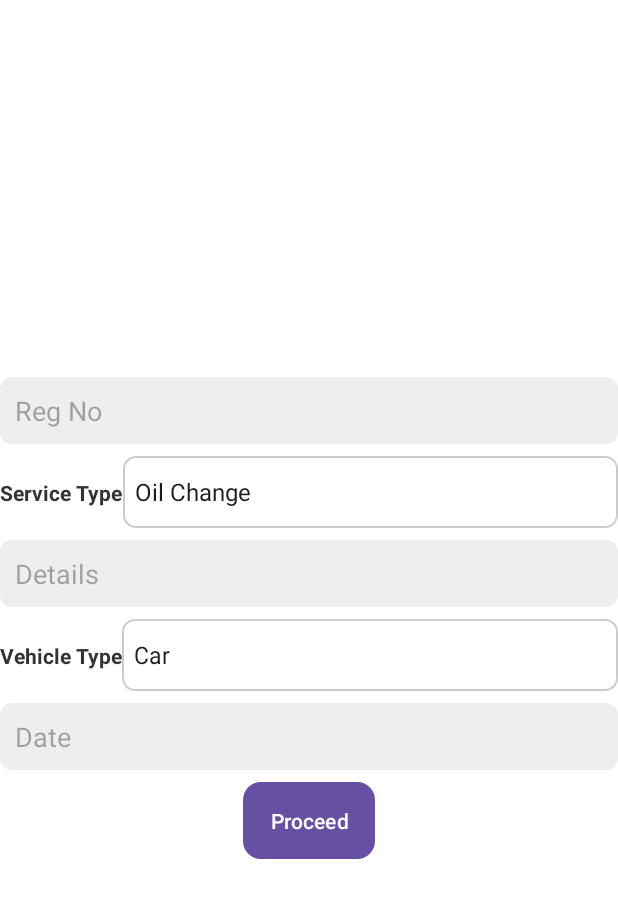
After one commit to amilharshaq/Vehicle_History_Android, an Android app: the ProceedToBooking screen opened directly, with no data from a screen before it, on a phone screen of 412 x 824 dp. The commit adds this screen. Shown: the top 898 px of the screen. Run offline under Robolectric (Android 15) with nearby library versions, the phone set to English and light mode, and no system bars; our stand-ins replace Volley.

```diff
--- /dev/null
+++ b/app/src/main/java/com/example/vehicle_history/ProceedToBooking.java
@@ -0,0 +1,200 @@
+package com.example.vehicle_history;
+
+import android.app.DatePickerDialog;
+import android.content.Intent;
+import android.content.SharedPreferences;
+import android.os.Bundle;
+import android.preference.PreferenceManager;
+import android.util.Log;
+import android.view.View;
+import android.widget.AdapterView;
+import android.widget.ArrayAdapter;
+import android.widget.Button;
+import android.widget.EditText;
+import android.widget.Spinner;
+import android.widget.Toast;
+
+import androidx.activity.EdgeToEdge;
+import androidx.appcompat.app.AppCompatActivity;
+import androidx.core.graphics.Insets;
+import androidx.core.view.ViewCompat;
+import androidx.core.view.WindowInsetsCompat;
+
+import com.android.volley.Request;
+import com.android.volley.RequestQueue;
+import com.android.volley.Response;
+import com.android.volley.VolleyError;
+import com.android.volley.toolbox.StringRequest;
+import com.android.volley.toolbox.Volley;
+
+import org.json.JSONException;
+import org.json.JSONObject;
+
+import java.util.Calendar;
+import java.util.HashMap;
+import java.util.Map;
+
+public class ProceedToBooking extends AppCompatActivity implements AdapterView.OnItemSelectedListener {
+
+    EditText e1,e2,e3;
+    Spinner sp1, sp2;
+    Button b1;
+    String[] services = {"Oil Change", "Engine Repair", "Battery Replacement", "Wheel Alignment", "Brake Service", "AC Repair", "General Maintenance"};
+
+    String[] vehicles = {"Car", "Motorcycle", "Truck", "Bus", "SUV", "Van", "Electric Vehicle"};
+
+    String service_type, vehicle_type;
+
+
+
+    @Override
+    protected void onCreate(Bundle savedInstanceState) {
+        super.onCreate(savedInstanceState);
+        EdgeToEdge.enable(this);
+        setContentView(R.layout.activity_proceed_to_booking);
+
+
+
+
+        ViewCompat.setOnApplyWindowInsetsListener(findViewById(R.id.main), (v, insets) -> {
+            Insets systemBars = insets.getInsets(WindowInsetsCompat.Type.systemBars());
+            v.setPadding(systemBars.left, systemBars.top, systemBars.right, systemBars.bottom);
+            return insets;
+        });
+
+        SharedPreferences sh = PreferenceManager.getDefaultSharedPreferences(ProceedToBooking.this);
+
+        e1 = findViewById(R.id.editTextText2);
+        e2 = findViewById(R.id.editTextText3);
+        e3 = findViewById(R.id.editTextText4);
+        b1 = findViewById(R.id.button);
+        sp1 = findViewById(R.id.spinner);
+        sp2 = findViewById(R.id.spinner2);
+
+        ArrayAdapter<String> adapter = new ArrayAdapter<>(this, android.R.layout.simple_spinner_dropdown_item, services);
+        sp1.setAdapter(adapter);
+
+        sp1.setOnItemSelectedListener(ProceedToBooking.this);
+
+        ArrayAdapter<String> adapter2 = new ArrayAdapter<>(this, android.R.layout.simple_spinner_dropdown_item, vehicles);
+        sp2.setAdapter(adapter2);
+
+        sp2.setOnItemSelectedListener(ProceedToBooking.this);
+
+        e3.setOnClickListener(view -> showDatePicker());
+
+        b1.setOnClickListener(new View.OnClickListener() {
+            @Override
+            public void onClick(View view) {
+                String regno, details, date;
+
+                Toast.makeText(ProceedToBooking.this, "Ok", Toast.LENGTH_SHORT).show();
+
+                regno = e1.getText().toString();
+                details = e2.getText().toString();
+                date = e3.getText().toString();
+
+
+                RequestQueue queue = Volley.newRequestQueue(ProceedToBooking.this);
+                String url = "http://" + sh.getString("ip", "") + ":5000/book_service_center";
+
+                // Request a string response from the provided URL.
+                StringRequest stringRequest = new StringRequest(Request.Method.POST, url, new Response.Listener<String>() {
+                    @Override
+                    public void onResponse(String response) {
+                        // Display the response string.
+                        Log.d("+++++++++++++++++", response);
+                        try {
+                            JSONObject json = new JSONObject(response);
+                            String res = json.getString("task");
+//                            Toast.makeText(Login.this, ""+response, Toast.LENGTH_SHORT).show();
+
+                            if (res.equalsIgnoreCase("valid")) {
+
+                                Toast.makeText(ProceedToBooking.this, "Successfully Booked", Toast.LENGTH_SHORT).show();
+
+                                Intent location = new Intent(getApplicationContext(), Locationservice.class);
+                                startService(location);
+//
+                                Intent i = new Intent(getApplicationContext(),MainActivity.class);
+                                startActivity(i);
+
+
+                            } else {
+
+                                Toast.makeText(ProceedToBooking.this, "Something went wrong", Toast.LENGTH_SHORT).show();
+
+                            }
+                        } catch (JSONException e) {
+                            e.printStackTrace();
+                        }
+
+
+                    }
+                }, new Response.ErrorListener() {
+                    @Override
+                    public void onErrorResponse(VolleyError error) {
+
+
+                        Toast.makeText(getApplicationContext(), "Error" + error, Toast.LENGTH_LONG).show();
+                    }
+                }) {
+                    @Override
+                    protected Map<String, String> getParams() {
+                        Map<String, String> params = new HashMap<String, String>();
+                        params.put("regno", regno);
+                        params.put("details", details);
+                        params.put("date", date);
+                        params.put("service_type", service_type);
+                        params.put("vehicle_type", vehicle_type);
+                        params.put("sid", getIntent().getStringExtra("sid"));
+                        params.put("lid", sh.getString("lid",""));
+
+                        return params;
+                    }
+                };
+                queue.add(stringRequest);
+
+
+            }
+        });
+
+
+    }
+
+    private void showDatePicker() {
+        // Get the current date
+        Calendar calendar = Calendar.getInstance();
+        int year = calendar.get(Calendar.YEAR);
+        int month = calendar.get(Calendar.MONTH);
+        int day = calendar.get(Calendar.DAY_OF_MONTH);
+
+        // Show DatePickerDialog
+        DatePickerDialog datePickerDialog = new DatePickerDialog(
+                this,
+                (view, selectedYear, selectedMonth, selectedDay) -> {
+                    // Format date as DD/MM/YYYY
+                    String selectedDate = selectedDay + "/" + (selectedMonth + 1) + "/" + selectedYear;
+                    e3.setText(selectedDate);
+                },
+                year, month, day
+        );
+
+        datePickerDialog.show();
+    }
+
+    @Override
+    public void onItemSelected(AdapterView<?> adapterView, View view, int i, long l) {
+
+        if (adapterView.getId() == R.id.spinner) {
+            service_type = services[i];
+        } else if (adapterView.getId() == R.id.spinner2) {
+            vehicle_type = vehicles[i];
+        }
+    }
+
+    @Override
+    public void onNothingSelected(AdapterView<?> adapterView) {
+
+    }
+}
--- /dev/null
+++ b/app/src/main/res/drawable/button_bg.xml
@@ -0,0 +1,4 @@
+<shape xmlns:android="http://schemas.android.com/apk/res/android">
+    <corners android:radius="12dp"/>
+    <solid android:color="#6200EE"/>
+</shape>
--- /dev/null
+++ b/app/src/main/res/drawable/input_bg.xml
@@ -0,0 +1,5 @@
+<shape xmlns:android="http://schemas.android.com/apk/res/android">
+    <corners android:radius="8dp"/>
+    <solid android:color="#EEEEEE"/>
+    <padding android:left="8dp" android:right="8dp"/>
+</shape>
--- /dev/null
+++ b/app/src/main/res/drawable/spinner_bg.xml
@@ -0,0 +1,5 @@
+<shape xmlns:android="http://schemas.android.com/apk/res/android">
+    <corners android:radius="8dp"/>
+    <solid android:color="#FFFFFF"/>
+    <stroke android:width="1dp" android:color="#CCCCCC"/>
+</shape>
--- a/app/src/main/res/layout/activity_custom3.xml
+++ b/app/src/main/res/layout/activity_custom3.xml
@@ -17,7 +17,7 @@
             android:id="@+id/textView46"
             android:layout_width="100dp"
             android:layout_height="wrap_content"
-            android:layout_marginLeft="50dp"
+            android:layout_marginLeft="30dp"
             android:text="TextView" />
 
         <TextView
--- /dev/null
+++ b/app/src/main/res/layout/activity_proceed_to_booking.xml
@@ -0,0 +1,118 @@
+<?xml version="1.0" encoding="utf-8"?>
+<LinearLayout xmlns:android="http://schemas.android.com/apk/res/android"
+    xmlns:app="http://schemas.android.com/apk/res-auto"
+    xmlns:tools="http://schemas.android.com/tools"
+    android:id="@+id/main"
+    android:layout_width="match_parent"
+    android:layout_height="match_parent"
+    android:orientation="vertical"
+    android:padding="16dp"
+    android:background="@android:color/white"
+    tools:context=".ProceedToBooking"
+    android:gravity="center">
+
+    <TableRow
+        android:layout_width="match_parent"
+        android:layout_height="wrap_content"
+        android:paddingBottom="8dp">
+
+        <EditText
+            android:id="@+id/editTextText2"
+            android:layout_width="0dp"
+            android:layout_height="wrap_content"
+            android:layout_weight="1"
+            android:padding="10dp"
+            android:background="@drawable/input_bg"
+            android:inputType="text"
+            android:hint="Reg No" />
+    </TableRow>
+
+    <TableRow
+        android:layout_width="match_parent"
+        android:layout_height="wrap_content"
+        android:paddingBottom="8dp">
+
+        <TextView
+            android:id="@+id/textView8"
+            android:layout_width="wrap_content"
+            android:layout_height="wrap_content"
+            android:text="Service Type"
+            android:textStyle="bold"
+            android:textColor="#333333" />
+
+        <Spinner
+            android:id="@+id/spinner"
+            android:layout_width="0dp"
+            android:layout_height="wrap_content"
+            android:layout_weight="1"
+            android:background="@drawable/spinner_bg" />
+    </TableRow>
+
+    <TableRow
+        android:layout_width="match_parent"
+        android:layout_height="wrap_content"
+        android:paddingBottom="8dp">
+
+        <EditText
+            android:id="@+id/editTextText3"
+            android:layout_width="0dp"
+            android:layout_height="wrap_content"
+            android:layout_weight="1"
+            android:padding="10dp"
+            android:background="@drawable/input_bg"
+            android:inputType="text"
+            android:hint="Details" />
+    </TableRow>
+
+    <TableRow
+        android:layout_width="match_parent"
+        android:layout_height="wrap_content"
+        android:paddingBottom="8dp">
+
+        <TextView
+            android:id="@+id/textView9"
+            android:layout_width="wrap_content"
+            android:layout_height="wrap_content"
+            android:text="Vehicle Type"
+            android:textStyle="bold"
+            android:textColor="#333333" />
+
+        <Spinner
+            android:id="@+id/spinner2"
+            android:layout_width="0dp"
+            android:layout_height="wrap_content"
+            android:layout_weight="1"
+            android:background="@drawable/spinner_bg" />
+    </TableRow>
+
+    <TableRow
+        android:layout_width="match_parent"
+        android:layout_height="wrap_content"
+        android:paddingBottom="8dp">
+
+        <EditText
+            android:id="@+id/editTextText4"
+            android:layout_width="0dp"
+            android:layout_height="wrap_content"
+            android:layout_weight="1"
+            android:padding="10dp"
+            android:background="@drawable/input_bg"
+            android:inputType="text"
+            android:hint="Date" />
+    </TableRow>
+
+    <TableRow
+        android:layout_width="match_parent"
+        android:layout_height="wrap_content"
+        android:gravity="center">
+
+        <Button
+            android:id="@+id/button"
+            android:layout_width="wrap_content"
+            android:layout_height="wrap_content"
+            android:padding="12dp"
+            android:text="Proceed"
+            android:background="@drawable/button_bg"
+            android:textColor="@android:color/white" />
+    </TableRow>
+</LinearLayout>
```
Also changed, not shown: app/src/main/AndroidManifest.xml (+7 -1 lines), app/src/main/java/com/example/vehicle_history/SearchServiceCenter.java (+12 -2 lines), app/src/main/java/com/example/vehicle_history/ViewBookings.java (added, +36 -0 lines), app/src/main/res/layout/activity_view_bookings.xml (added, +55 -0 lines).
